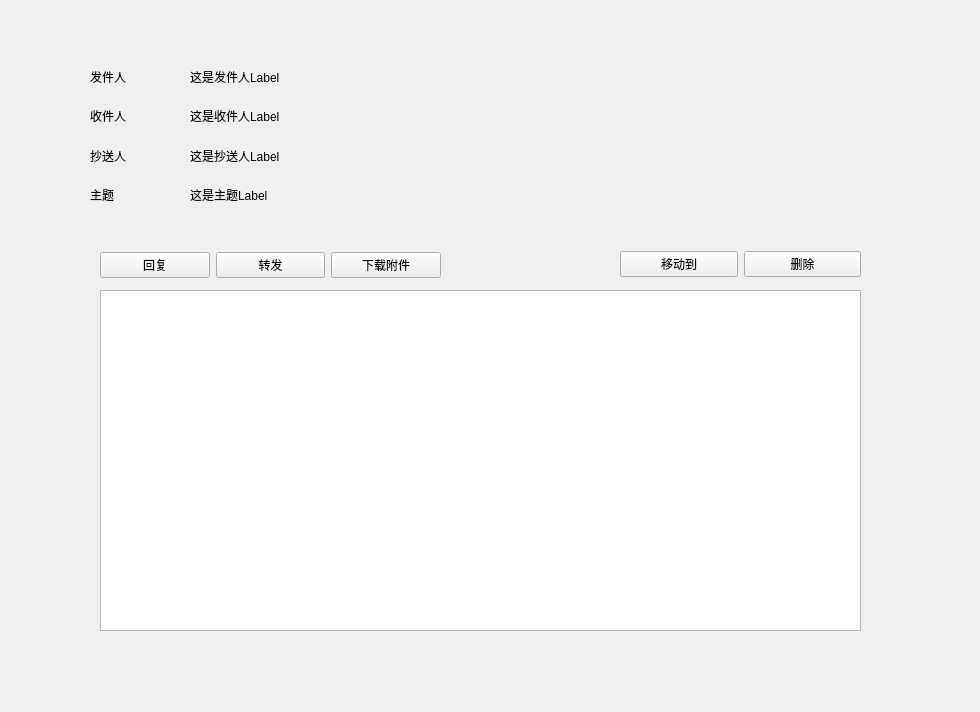
Before: the Qt Designer form final/Flower-Mail9.13Combinedver0.7/letterdetailwindows.ui in SecretMG/Flower-Mail, drawn with Qt 5.
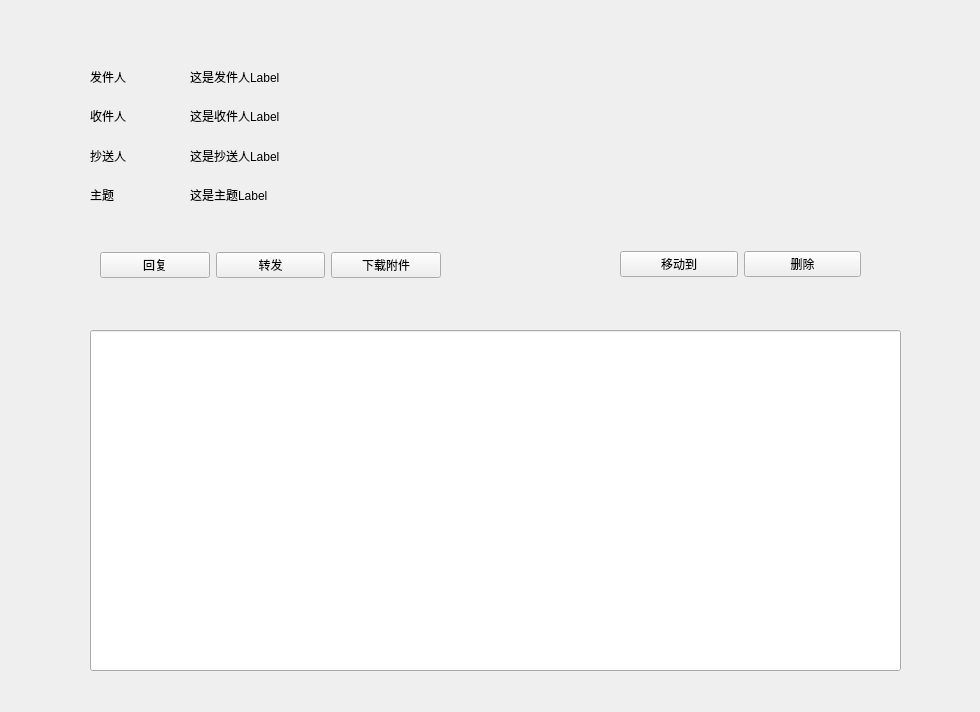
After: the same form once the commit is applied.

```diff
--- a/final/Flower-Mail9.13Combinedver0.7/letterdetailwindows.ui
+++ b/final/Flower-Mail9.13Combinedver0.7/letterdetailwindows.ui
@@ -26,16 +26,6 @@
    <string>MainWindow</string>
   </property>
   <widget class="QWidget" name="centralwidget">
-   <widget class="QTextBrowser" name="LetterDetailsContext">
-    <property name="geometry">
-     <rect>
-      <x>100</x>
-      <y>290</y>
-      <width>761</width>
-      <height>341</height>
-     </rect>
-    </property>
-   </widget>
    <widget class="QWidget" name="horizontalLayoutWidget">
     <property name="geometry">
      <rect>
@@ -205,6 +195,16 @@
      </item>
     </layout>
    </widget>
+   <widget class="QLineEdit" name="LetterDetailsContext">
+    <property name="geometry">
+     <rect>
+      <x>90</x>
+      <y>330</y>
+      <width>811</width>
+      <height>341</height>
+     </rect>
+    </property>
+   </widget>
   </widget>
  </widget>
  <resources/>
```
